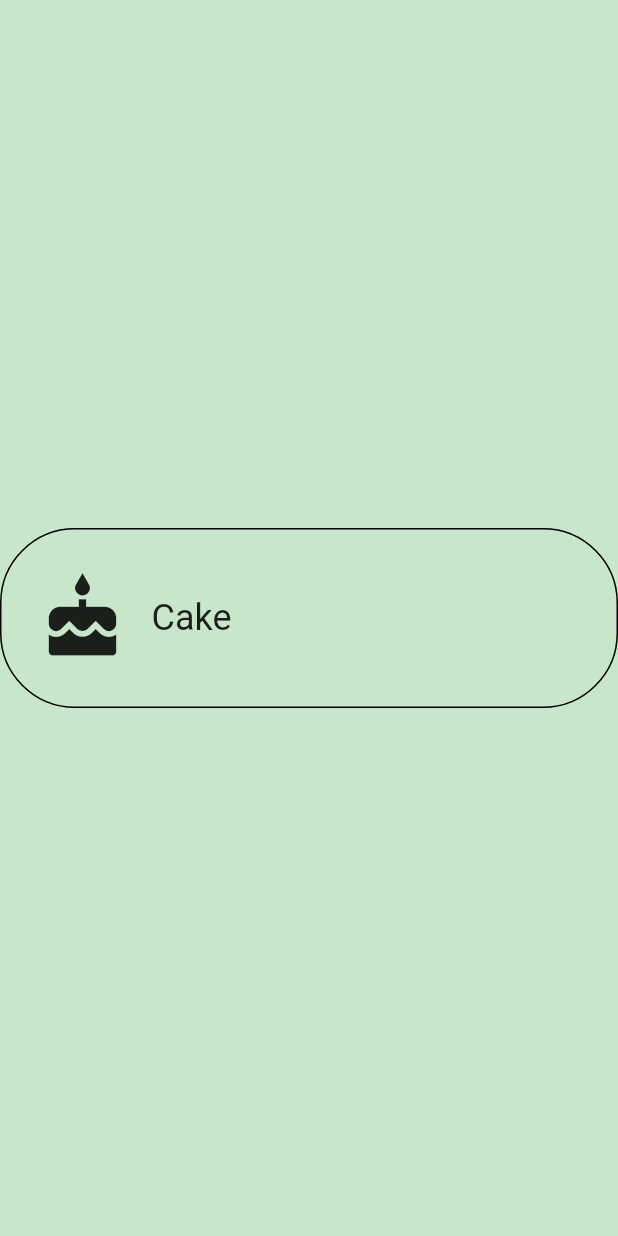
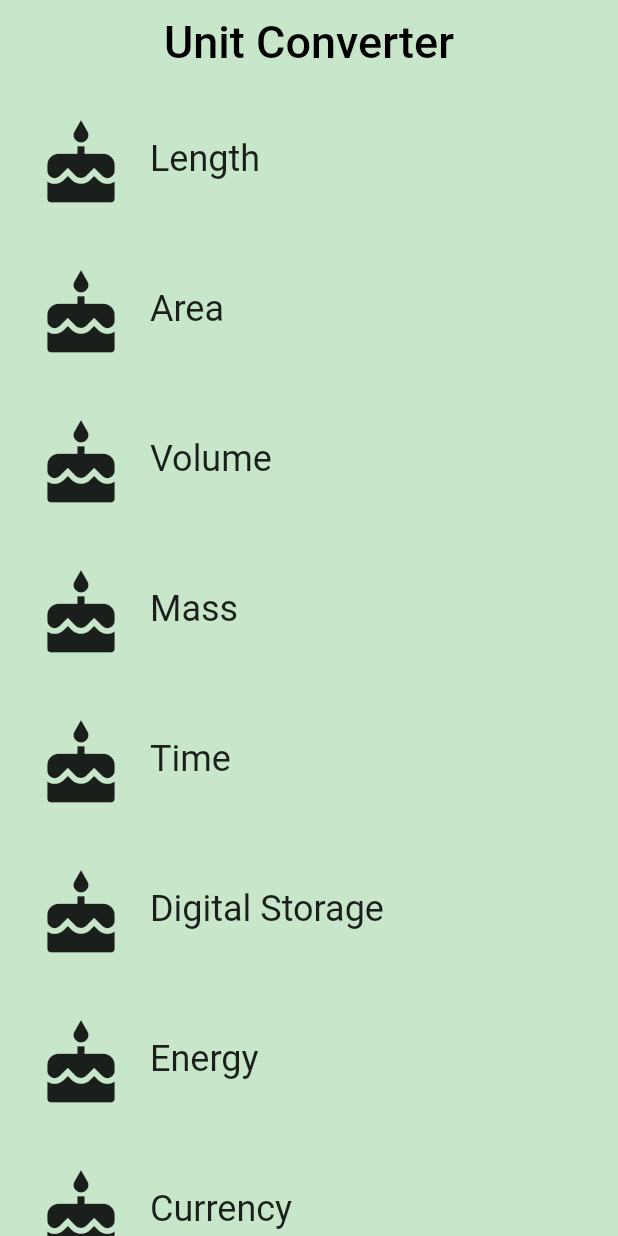
Before and after one commit to ramuspedro/flutter-app, a Flutter app: the screen it shows after launch, on a phone screen of 412 x 824 dp. Run offline on Flutter 3.47's test engine with Material 2 defaults, Android fonts, the phone set to English and light mode, and no system bars.

```diff
--- a/lib/category.dart
+++ b/lib/category.dart
@@ -5,18 +5,39 @@
 // To keep your imports tidy, follow the ordering guidelines at
 // https://www.dartlang.org/guides/language/effective-dart/style#ordering
 import 'package:flutter/material.dart';
+// @required is defined in the meta.dart package
+import 'package:meta/meta.dart';
+
+// We use an underscore to indicate that these variables are private.
+// See https://www.dartlang.org/guides/language/effective-dart/design#libraries
+final _rowHeight = 100.0;
+final _borderRadius = BorderRadius.circular(_rowHeight / 2);
 
 /// A custom [Category] widget.
 ///
 /// The widget is composed on an [Icon] and [Text]. Tapping on the widget shows
 /// a colored [InkWell] animation.
 class Category extends StatelessWidget {
+  final String name;
+  final ColorSwatch color;
+  final IconData iconLocation;
+
   /// Creates a [Category].
   ///
   /// A [Category] saves the name of the Category (e.g. 'Length'), its color for
   /// the UI, and the icon that represents it (e.g. a ruler).
-  // TODO: You'll need the name, color, and iconLocation from main.dart
-  const Category();
+  // While the @required checks for whether a named parameter is passed in,
+  // it doesn't check whether the object passed in is null. We check that
+  // in the assert statement.
+  const Category({
+    Key key,
+    @required this.name,
+    @required this.color,
+    @required this.iconLocation,
+  })  : assert(name != null),
+        assert(color != null),
+        assert(iconLocation != null),
+        super(key: key);
 
   /// Builds a custom widget that shows [Category] information.
   ///
@@ -27,55 +48,47 @@ class Category extends StatelessWidget {
   // Theme ancestor in the tree. Below, we obtain the display1 text theme.
   // See https://docs.flutter.io/flutter/material/Theme-class.html
   Widget build(BuildContext context) {
-    // TODO: Build the custom widget here, referring to the Specs.
-    return Container(
-      child: Column(
-          mainAxisAlignment: MainAxisAlignment.center,
-          children: <Widget>[
-            Container(
-                height: 120.0,
-                decoration: BoxDecoration(
-                  border: Border.all(width: 1.0, color: Colors.black),
-                  color: Color(0xc8e6c9),
-                  borderRadius: BorderRadius.circular(50),
-                ),
+    return Material(
+      color: Colors.transparent,
+      child: Container(
+        height: _rowHeight,
         child: InkWell(
+          borderRadius: _borderRadius,
+          highlightColor: color,
+          splashColor: color,
+          // We can use either the () => function() or the () { function(); }
+          // syntax.
           onTap: () {
-                    print('I was tap!');
+            print('I was tapped!');
           },
-                  child: Container(
-                    child: FractionallySizedBox(
-                      widthFactor: 1,
           child: Padding(
-                        padding: new EdgeInsets.all(8.0),
-                        child: Column(
-                          mainAxisAlignment: MainAxisAlignment.center,
-                          crossAxisAlignment: CrossAxisAlignment.start,
-                          children: <Widget>[
-                            Row(
-                              children: <Widget>[
+            padding: EdgeInsets.all(8.0),
+            child: Row(
+              crossAxisAlignment: CrossAxisAlignment.stretch,
+              // There are two ways to denote a list: `[]` and `List()`.
+              // Prefer to use the literal syntax, i.e. `[]`, instead of `List()`.
+              // You can add the type argument if you'd like, i.e. <Widget>[].
+              // See https://www.dartlang.org/guides/language/effective-dart/usage#do-use-collection-literals-when-possible
+              children: [
                 Padding(
-                                  padding: const EdgeInsets.all(16.0),
+                  padding: EdgeInsets.all(16.0),
                   child: Icon(
-                                    Icons.cake,
+                    iconLocation,
                     size: 60.0,
                   ),
                 ),
-                                Text(
-                                  'Cake',
-                                  style: TextStyle(fontSize: 24.0),
+                Center(
+                  child: Text(
+                    name,
+                    textAlign: TextAlign.center,
+                    style: Theme.of(context).textTheme.headline,
                   ),
-                              ],
                 ),
               ],
             ),
           ),
         ),
       ),
-                ),
-            ),
-          ]
-      ),
     );
   }
 }
--- /dev/null
+++ b/lib/category_route.dart
@@ -0,0 +1,93 @@
+// Copyright 2018 The Chromium Authors. All rights reserved.
+// Use of this source code is governed by a BSD-style license that can be
+// found in the LICENSE file.
+
+import 'package:flutter/cupertino.dart';
+import 'package:flutter/material.dart';
+import 'package:hellorectangle/category.dart';
+
+// TODO: Check if we need to import anything
+
+// TODO: Define any constants
+
+/// Category Route (screen).
+///
+/// This is the 'home' screen of the Unit Converter. It shows a header and
+/// a list of [Categories].
+///
+/// While it is named CategoryRoute, a more apt name would be CategoryScreen,
+/// because it is responsible for the UI at the route's destination.
+class CategoryRoute extends StatelessWidget {
+  const CategoryRoute();
+
+  static const _categoryNames = <String>[
+    'Length',
+    'Area',
+    'Volume',
+    'Mass',
+    'Time',
+    'Digital Storage',
+    'Energy',
+    'Currency',
+  ];
+
+  static const _baseColors = <Color>[
+    Colors.teal,
+    Colors.orange,
+    Colors.pinkAccent,
+    Colors.blueAccent,
+    Colors.yellow,
+    Colors.greenAccent,
+    Colors.purpleAccent,
+    Colors.red,
+  ];
+
+  @override
+  Widget build(BuildContext context) {
+    // TODO: Create a list of the eight Categories, using the names and colors
+    // from above. Use a placeholder icon, such as `Icons.cake` for each
+    // Category. We'll add custom icons later.
+
+    // TODO: Create a list view of the Categories
+    final listView = new List<Widget>();
+
+    for (var i = 0; i < _categoryNames.length; i++) {
+      listView.add(
+        new Category(
+            name: _categoryNames[i],
+            color: _baseColors[i],
+            iconLocation: Icons.cake),
+      );
+    }
+
+    // TODO: Create an App Bar
+    final appBar = AppBar(
+      title: Text(
+        'Unit Converter',
+        style: TextStyle(
+          fontSize: 30.0,
+          color: Colors.black
+        ),
+      ),
+      elevation: 0.0,
+      backgroundColor: Colors.green[100],
+      centerTitle: true,
+    );
+
+    return Scaffold(
+      appBar: appBar,
+      backgroundColor: Colors.green[100],
+      body: SingleChildScrollView(
+        child: Stack(
+          children: <Widget>[
+            Container(
+              child: Column(
+                children: listView,
+              ),
+            ),
+          ],
+        ),
+      ),
+    );
+  }
+}
--- a/lib/main.dart
+++ b/lib/main.dart
@@ -4,16 +4,9 @@
 
 // You can read about packages here: https://flutter.io/using-packages/
 import 'package:flutter/material.dart';
+import 'package:hellorectangle/category_route.dart';
 
-// You can use a relative import, i.e. `import 'category.dart';` or
-// a package import, as shown below.
-// More details at http://dart-lang.github.io/linter/lints/avoid_relative_lib_imports.html
-import 'package:hellorectangle/category.dart';
-
-// TODO: Pass this information into your custom [Category] widget
-const _categoryName = 'Cake';
-const _categoryIcon = Icons.cake;
-const _categoryColor = Colors.green;
+// TODO: Import the CategoryRoute widget
 
 /// The function that is called when main.dart is run.
 void main() {
@@ -21,20 +14,17 @@ void main() {
 }
 
 /// This widget is the root of our application.
-/// Currently, we just show one widget in our app.
+///
+/// The first screen we see is a list [Categories].
 class UnitConverterApp extends StatelessWidget {
   @override
   Widget build(BuildContext context) {
     return MaterialApp(
       debugShowCheckedModeBanner: false,
       title: 'Unit Converter',
-      home: Scaffold(
-        backgroundColor: Colors.green[100],
-        body: Center(
-          // TODO: Determine what properties you'll need to pass into the widget
-          child: Category(),
-        ),
-      ),
+      // TODO: Instead of pointing to exactly 1 Category widget,
+      // our home should now point to an instance of the CategoryRoute widget.
+      home: CategoryRoute(),
     );
   }
 }
```
Lines whose indentation alone changed are shown as unchanged.
